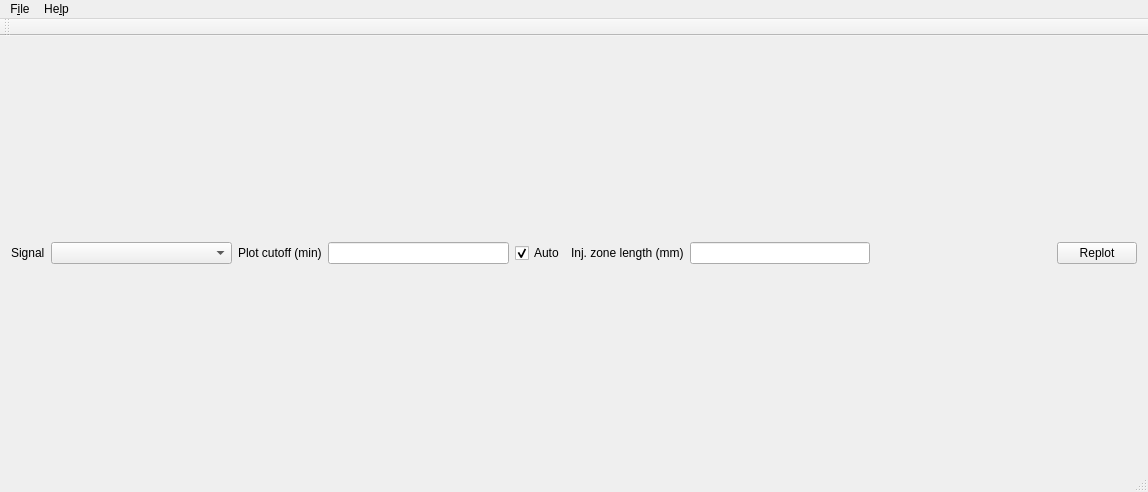
This is src/ui/pmngmainwindow.ui in echmet/PeakMasterNG as Qt 5 draws it before an edit. The edited form follows.
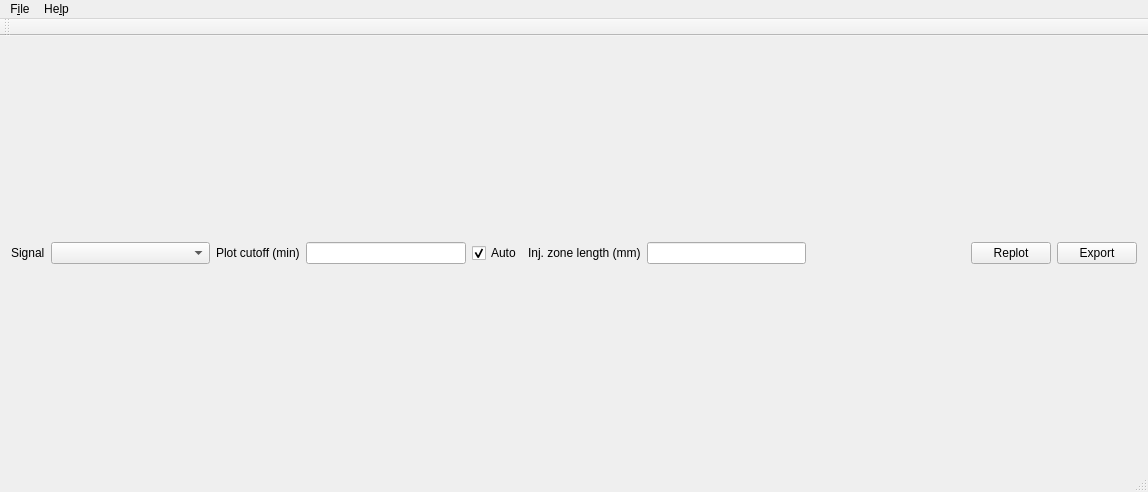
This is the edited form. Custom widgets are drawn as their Qt base class.

Commit message: Add an option to electrophoregrams export to CSV

Diff of the .ui file:
```diff
--- a/src/ui/pmngmainwindow.ui
+++ b/src/ui/pmngmainwindow.ui
@@ -91,6 +91,13 @@
             </property>
            </widget>
           </item>
+          <item>
+           <widget class="QPushButton" name="qpb_exportEFG">
+            <property name="text">
+             <string>Export</string>
+            </property>
+           </widget>
+          </item>
          </layout>
         </item>
        </layout>
```
Left out of the diff: 4 changed lines with no effect on the pictures. The commit also changes 4 other files.
